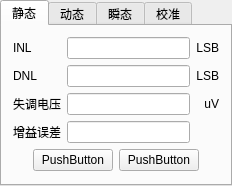
Above: trunk/soft/zebra-tester/qtestwidget.ui from Quenii/ADCEVM-minor before the change. Below: the same form after it.
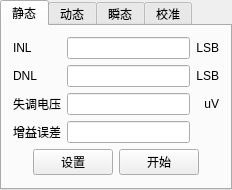
That is the form after the change.

```diff
--- a/trunk/soft/zebra-tester/qtestwidget.ui
+++ b/trunk/soft/zebra-tester/qtestwidget.ui
@@ -119,14 +119,14 @@
          <item>
           <widget class="QPushButton" name="pushButton">
            <property name="text">
-            <string>PushButton</string>
+            <string>设置</string>
            </property>
           </widget>
          </item>
          <item>
           <widget class="QPushButton" name="pushButton_2">
            <property name="text">
-            <string>PushButton</string>
+            <string>开始</string>
            </property>
           </widget>
          </item>
```
